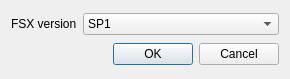
Before: the Qt Designer form proto-sc/ftnoir_sccontrols.ui in opentrack/opentrack, drawn with Qt 5.
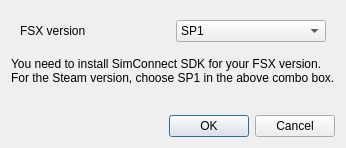
After: the same form once the commit is applied. Icons and pictures are not drawn.

Commit message: proto/simconnect: add instruction for SDK install

Diff of the .ui file:
```diff
--- a/proto-sc/ftnoir_sccontrols.ui
+++ b/proto-sc/ftnoir_sccontrols.ui
@@ -9,8 +9,8 @@
    <rect>
     <x>0</x>
     <y>0</y>
-    <width>290</width>
-    <height>79</height>
+    <width>346</width>
+    <height>148</height>
    </rect>
   </property>
   <property name="windowTitle">
@@ -26,16 +26,31 @@
   <property name="autoFillBackground">
    <bool>false</bool>
   </property>
-  <layout class="QGridLayout" name="gridLayout">
-   <item row="0" column="0">
+  <layout class="QVBoxLayout" name="verticalLayout">
+   <item>
+    <widget class="QFrame" name="frame">
+     <property name="sizePolicy">
+      <sizepolicy hsizetype="Preferred" vsizetype="Maximum">
+       <horstretch>0</horstretch>
+       <verstretch>0</verstretch>
+      </sizepolicy>
+     </property>
+     <layout class="QHBoxLayout" name="horizontalLayout">
+      <item>
     <widget class="QLabel" name="label">
      <property name="text">
       <string>FSX version</string>
      </property>
     </widget>
    </item>
-   <item row="0" column="1">
+      <item>
     <widget class="QComboBox" name="comboBox">
+        <property name="sizePolicy">
+         <sizepolicy hsizetype="Preferred" vsizetype="Preferred">
+          <horstretch>0</horstretch>
+          <verstretch>0</verstretch>
+         </sizepolicy>
+        </property>
      <item>
       <property name="text">
        <string>SP1</string>
@@ -53,7 +68,29 @@
      </item>
     </widget>
    </item>
-   <item row="1" column="1">
+     </layout>
+    </widget>
+   </item>
+   <item>
+    <widget class="QLabel" name="label_2">
+     <property name="sizePolicy">
+      <sizepolicy hsizetype="Preferred" vsizetype="Minimum">
+       <horstretch>0</horstretch>
+       <verstretch>0</verstretch>
+      </sizepolicy>
+     </property>
+     <property name="text">
+      <string>You need to install SimConnect SDK for your FSX version. For the Steam version, choose SP1 in the above combo box.</string>
+     </property>
+     <property name="alignment">
+      <set>Qt::AlignLeading|Qt::AlignLeft|Qt::AlignTop</set>
+     </property>
+     <property name="wordWrap">
+      <bool>true</bool>
+     </property>
+    </widget>
+   </item>
+   <item>
     <widget class="QDialogButtonBox" name="buttonBox">
      <property name="standardButtons">
       <set>QDialogButtonBox::Cancel|QDialogButtonBox::Ok</set>
```
Lines whose indentation alone changed are shown as unchanged.
